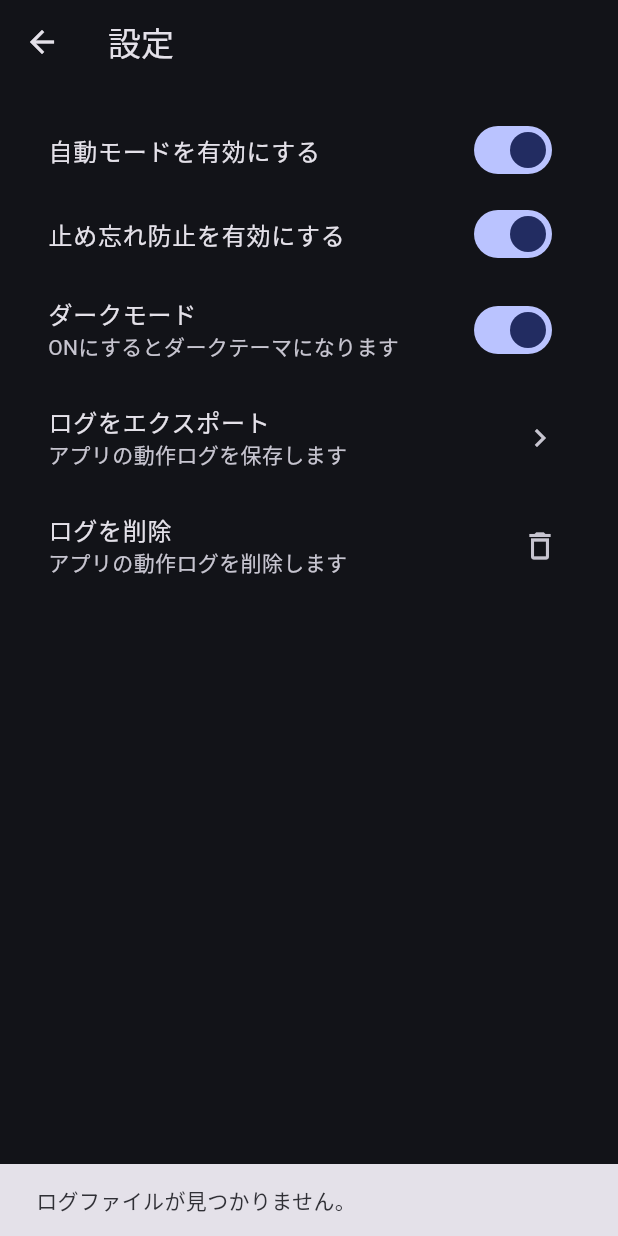
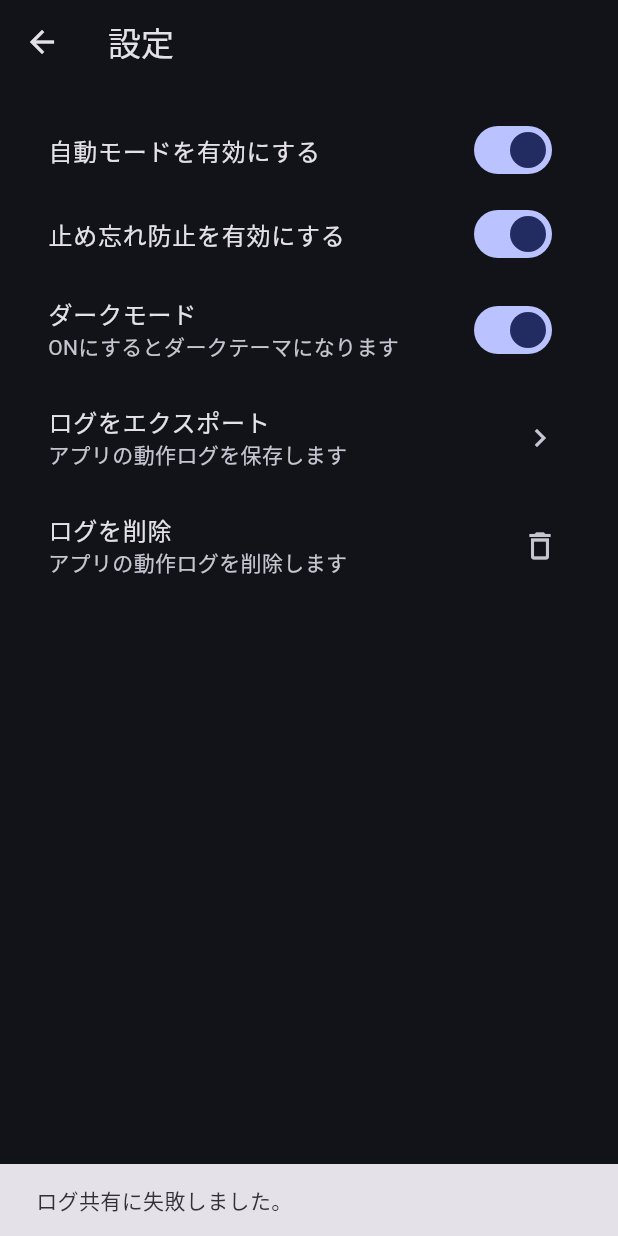
Before and after one commit to getperf/ptune, a Flutter app: the screen it shows after launch, item 5 of the bottom bar chosen, after a tap on "ログをエクスポート", on a phone screen of 412 x 824 dp. Run offline on Flutter 3.47's test engine with Material 3 defaults, Android fonts, the light colour scheme and no system bars; our stand-ins replace firebase_auth, firebase_core, flutter_dotenv, flutter_riverpod, freezed_annotation, go_router and 6 more; missing offline and left inert: window_manager; accounts and stored records are empty.

Commit message:
change log exporter to log share using share_plus

```diff
--- a/lib/controllers/setting_controller.dart
+++ b/lib/controllers/setting_controller.dart
@@ -37,13 +37,11 @@ class SettingsController {
   }
 
   Future<String> exportLogFile() async {
-    final file = await LogExporter.exportToDownload();
-    if (file == null) {
-      logger.w("[SettingsController] exportLogFile → no file found");
-      return "ログファイルが見つかりません。";
+    final ok = await LogExporter.shareLog();
+    if (!ok) {
+      return "ログ共有に失敗しました。";
     }
-    logger.i("[SettingsController] exportLogFile → ${file.path}");
-    return "ログを保存しました: ${file.path}";
+    return "ログ共有完了";
   }
 
   Future<String> deleteLogFile() async {
--- a/lib/services/demo_task_service.dart
+++ b/lib/services/demo_task_service.dart
@@ -73,7 +73,7 @@ class DemoTaskService implements TaskServiceInterface {
   }
 
   Future<void> _saveToFile() async {
-    final dir = await getApplicationDocumentsDirectory();
+    final dir = await getApplicationSupportDirectory();
     final file = File('${dir.path}/tasks_demo.json');
 
     final Map<String, dynamic> jsonMap = {
--- a/lib/services/local_task_service.dart
+++ b/lib/services/local_task_service.dart
@@ -20,7 +20,6 @@ class LocalTaskService implements TaskServiceInterface {
   Future<void> _ensureInitialized() async {
     if (_loaded) return;
 
-    // final dir = await getApplicationDocumentsDirectory();
     final dir = await getApplicationSupportDirectory();
     _file = File('${dir.path}/tasks.json');
 
--- a/lib/utils/log_exporter.dart
+++ b/lib/utils/log_exporter.dart
@@ -1,23 +1,46 @@
 // lib/utils/log_exporter.dart
 import 'dart:io';
 import 'package:path_provider/path_provider.dart';
+import 'package:share_plus/share_plus.dart';
 import 'package:ptune/utils/logger.dart';
 
 class LogExporter {
-  static Future<File?> exportToDownload() async {
-    final docDir = await getApplicationDocumentsDirectory();
-    final srcFile = File('${docDir.path}/app_log.txt');
-    if (!await srcFile.exists()) return null;
+  static Future<bool> shareLog() async {
+    try {
+      final dir = await getApplicationSupportDirectory();
+      final path = '${dir.path}/app_log.txt';
+      final file = File(path);
 
-    final downloadDir = Directory('/sdcard/Download');
-    final dstFile = File('${downloadDir.path}/ptune_app_log.txt');
-    await srcFile.copy(dstFile.path);
-    return dstFile;
+      if (!await file.exists()) {
+        logger.w("[LogExporter] shareLog → no file");
+        return false;
+      }
+
+      final size = await file.length();
+      logger.i("[LogExporter] shareLog → file exists, size: $size bytes");
+
+      await SharePlus.instance.share(
+        ShareParams(
+          text: "ptune デバッグログ（${size} bytes）",
+          files: [
+            XFile(
+              file.path,
+              mimeType: "text/plain",
+            )
+          ],
+        ),
+      );
+
+      return true;
+    } catch (e, st) {
+      logger.e("[LogExporter] shareLog failed", error: e, stackTrace: st);
+      return false;
+    }
   }
 
   static Future<bool> deleteLogFile() async {
     try {
-      final dir = await getApplicationDocumentsDirectory();
+      final dir = await getApplicationSupportDirectory();
       final file = File('${dir.path}/app_log.txt');
       if (await file.exists()) {
         await file.delete();
--- a/lib/utils/logger.dart
+++ b/lib/utils/logger.dart
@@ -35,13 +35,14 @@ Future<void> initLogger() async {
 
   List<LogOutput> outputs = [ConsoleOutput()];
 
-  final dir = await getApplicationDocumentsDirectory();
+  final dir = await getApplicationSupportDirectory();
   final file = File('${dir.path}/app_log.txt');
   if (logToFile) {
     final sink = file.openWrite(mode: FileMode.append);
     outputs.add(FileLogOutput(sink));
+    await file.writeAsString("Log start at ${DateTime.now()}\n",
+        mode: FileMode.append);
   }
-
   logger = Logger(
     level: level,
     printer: PrettyPrinter(
--- a/pubspec.yaml
+++ b/pubspec.yaml
@@ -12,7 +12,7 @@ flutter_icons:
   adaptive_icon_background: "assets/icon/icon_adaptive_background.png"
   adaptive_icon_foreground: "assets/icon/icon_adaptive_foreground.png"
 
-version: 1.0.0+1
+version: 1.0.0+3
 
 environment:
   sdk: ">=3.0.0 <4.0.0"
@@ -33,6 +33,7 @@ dependencies:
   shared_preferences: ^2.5.3
   collection: ^1.19.1
   cupertino_icons: ^1.0.8
+  share_plus: ^12.0.1
 
   # Platform services
   path_provider: ^2.1.1
```
Also changed, not shown: lib/providers/task_provider.dart (+4 -5 lines), lib/services/common_task_service.dart (+27 -5 lines), pubspec.lock, 1 other file.
